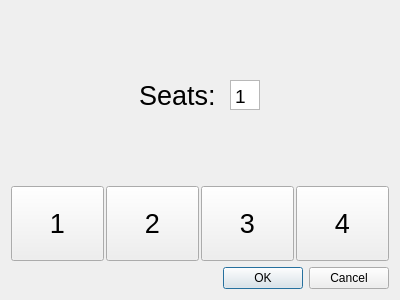
First picture: the form in ui/opentabledialog.ui, repository sriv95/Restaurant-Management, before the edit.
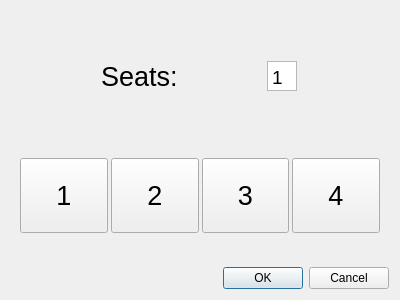
Second picture: the form after the edit.

The edit to the form file:
```diff
--- a/ui/opentabledialog.ui
+++ b/ui/opentabledialog.ui
@@ -25,10 +25,34 @@
   <property name="windowTitle">
    <string>Dialog</string>
   </property>
-  <layout class="QVBoxLayout" name="verticalLayout">
-   <item alignment="Qt::AlignmentFlag::AlignHCenter">
+  <property name="styleSheet">
+   <string notr="true">/*font: 20pt &quot;Segoe UI&quot;;</string>
+  </property>
+  <layout class="QVBoxLayout" name="verticalLayout" stretch="8,1">
+   <item>
+    <widget class="QWidget" name="frame" native="true">
+     <property name="styleSheet">
+      <string notr="true"/>
+     </property>
+     <layout class="QVBoxLayout" name="verticalLayout_2">
+      <item>
     <widget class="QWidget" name="widget" native="true">
      <layout class="QHBoxLayout" name="horizontalLayout_2">
+         <property name="spacing">
+          <number>0</number>
+         </property>
+         <property name="leftMargin">
+          <number>0</number>
+         </property>
+         <property name="topMargin">
+          <number>0</number>
+         </property>
+         <property name="rightMargin">
+          <number>0</number>
+         </property>
+         <property name="bottomMargin">
+          <number>0</number>
+         </property>
       <item>
        <widget class="QLabel" name="label">
         <property name="sizePolicy">
@@ -81,12 +105,28 @@
     </widget>
    </item>
    <item>
+       <widget class="QWidget" name="number" native="true">
     <layout class="QHBoxLayout" name="horizontalLayout">
      <property name="spacing">
-      <number>2</number>
+          <number>3</number>
+         </property>
+         <property name="leftMargin">
+          <number>0</number>
+         </property>
+         <property name="topMargin">
+          <number>0</number>
+         </property>
+         <property name="rightMargin">
+          <number>0</number>
+         </property>
+         <property name="bottomMargin">
+          <number>0</number>
      </property>
      <item>
       <widget class="QPushButton" name="one">
+           <property name="enabled">
+            <bool>true</bool>
+           </property>
        <property name="minimumSize">
         <size>
          <width>0</width>
@@ -182,6 +222,10 @@
       </widget>
      </item>
     </layout>
+       </widget>
+      </item>
+     </layout>
+    </widget>
    </item>
    <item>
     <widget class="QDialogButtonBox" name="buttonBox">
```
Left out of the diff: 3 changed lines with no effect on the pictures. Lines whose indentation alone changed are shown as unchanged.
